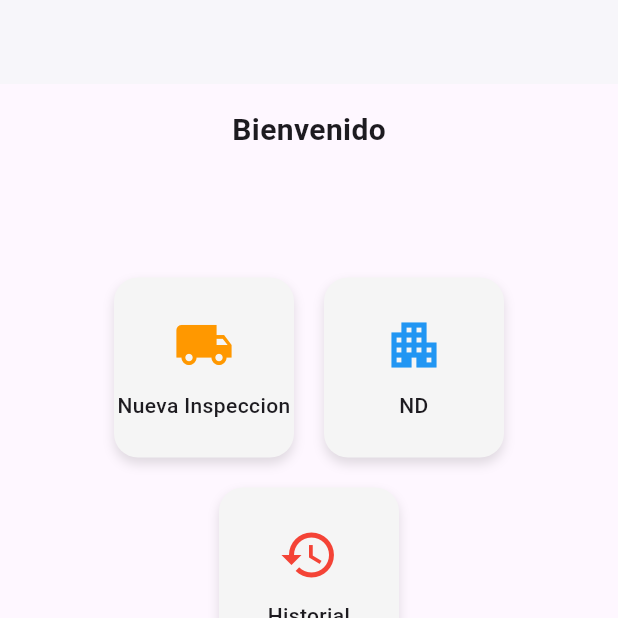
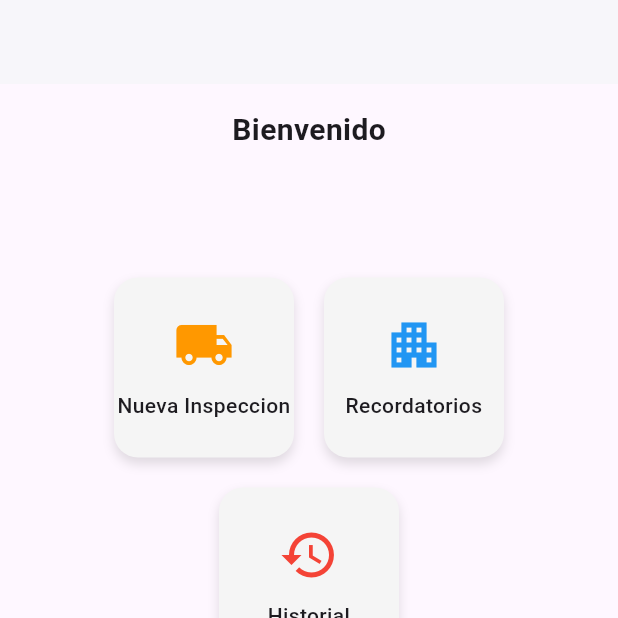
Before and after one commit to Ninjazet/inspect, a Flutter app: the screen it shows after launch, on a phone screen of 412 x 824 dp, the top half of it. Run offline on Flutter 3.47's test engine with Material 3 defaults, Android fonts, the phone set to English and light mode, and no system bars; our stand-ins replace cloud_firestore, firebase_core, firebase_storage, printing, top_snackbar_flutter; missing offline and left inert: pdfx, syncfusion_flutter_pdfviewer; accounts and stored records are empty.

Commit message:
Ajustes
Ajustando espacios

```diff
--- a/lib/Home/home.dart
+++ b/lib/Home/home.dart
@@ -31,11 +31,12 @@ class HomePage extends StatelessWidget {
           mainAxisAlignment: MainAxisAlignment.center,
           children: [
             Icon(icon, size: 40, color: color),
-            const SizedBox(height: 10),
+
+            SizedBox(height: 10),
             Text(
               text,
               textAlign: TextAlign.center,
-              style: const TextStyle(fontWeight: FontWeight.w500),
+              style: TextStyle(fontWeight: FontWeight.w500),
             ),
           ],
         ),
@@ -52,48 +53,20 @@ class HomePage extends StatelessWidget {
   @override
   Widget build(BuildContext context) {
     return Scaffold(
-      appBar: AppBar(
-        backgroundColor: Colors.white,
-        elevation: 1,
-        actions: [
-          Stack(
-            children: [
-              /*IconButton(
-                icon: const Icon(Icons.notifications, color: Colors.blue),
-                onPressed: () {},
-              ),
-              Positioned(
-                right: 10,
-                top: 8,
-                child: Container(
-                  padding: const EdgeInsets.all(4),
-                  decoration: const BoxDecoration(
-                    color: Colors.red,
-                    shape: BoxShape.circle,
-                  ),
-                  child: const Text(
-                    '3',
-                    style: TextStyle(color: Colors.white, fontSize: 10),
-                  ),
-                ),
-              ),*/
-            ],
-          ),
-        ],
-      ),
+      appBar: AppBar(backgroundColor: Colors.white, elevation: 1),
       body: Padding(
-        padding: const EdgeInsets.symmetric(horizontal: 24, vertical: 16),
+        padding: EdgeInsets.symmetric(horizontal: 24, vertical: 16),
         child: Column(
           crossAxisAlignment: CrossAxisAlignment.start,
           children: [
-            const Center(
+            Center(
               child: Text(
                 "Bienvenido",
                 style: TextStyle(fontSize: 20, fontWeight: FontWeight.bold),
               ),
             ),
 
-            const SizedBox(height: 84),
+            SizedBox(height: 84),
 
             Center(
               child: Wrap(
@@ -114,15 +87,16 @@ class HomePage extends StatelessWidget {
                   ),
                   buildCard(
                     Icons.apartment,
-                    "ND",
+                    "Recordatorios",
                     Colors.blue,
-                    () => showPressed(context, "ND"),
+                    () => showPressed(context, "Recordatorio"),
                   ),
+
                   buildCard(Icons.history, "Historial", Colors.red, () {
                     Navigator.push(
                       context,
                       MaterialPageRoute(
-                        builder: (context) => HistorialInspeccionesScreen(),
+                        builder: (context) => HistorialInspecciones(),
                       ),
                     );
                   }),
--- a/lib/Home/main_navigation.dart
+++ b/lib/Home/main_navigation.dart
@@ -1,46 +1,48 @@
 import 'package:flutter/material.dart';
 import 'package:inspect/Home/home.dart';
 import 'package:inspect/Home/nav_controller.dart';
+import 'package:inspect/views/Ayuda_page.dart';
+import 'package:inspect/views/CerrarSesion_page.dart';
+import 'package:inspect/views/perfil_page.dart';
 import 'package:provider/provider.dart';
-
-
-import '../views/profile_page.dart';
-import '../views/help_page.dart';
-import '../views/logout_page.dart';
 
 class MainNavigation extends StatelessWidget {
   const MainNavigation({super.key});
 
   static final List<Widget> _pages = [
-    const HomePage(),
-    const ProfilePage(),
-    const HelpPage(),
-    const LogoutPage(),
+    HomePage(),
+    PerfilPage(),
+    AyudaPage(),
+    CerrarSesion(),
   ];
 
   @override
   Widget build(BuildContext context) {
     return ChangeNotifierProvider(
-      create: (_) => NavController(),
+      create: (_
+      ) => NavController(),
       child: Consumer<NavController>(
         builder: (context, controller, _) => Scaffold(
           body: _pages[controller.selectedIndex],
+
           bottomNavigationBar: BottomNavigationBar(
             currentIndex: controller.selectedIndex,
             onTap: controller.changePage,
             selectedItemColor: Colors.blue,
             unselectedItemColor: Colors.black54,
             type: BottomNavigationBarType.fixed,
-            items: const [
+            items: [
               BottomNavigationBarItem(icon: Icon(Icons.home), label: 'Inicio'),
               BottomNavigationBarItem(
                 icon: Icon(Icons.person),
                 label: 'Perfil',
               ),
+
               BottomNavigationBarItem(
                 icon: Icon(Icons.help_outline),
                 label: 'Ayuda',
               ),
+
               BottomNavigationBarItem(
                 icon: Icon(Icons.logout),
                 label: 'Cerrar sesión',
--- a/lib/main.dart
+++ b/lib/main.dart
@@ -1,10 +1,8 @@
+
+import 'package:firebase_core/firebase_core.dart';
 import 'package:flutter/material.dart';
-import 'package:firebase_core/firebase_core.dart';
 import 'package:inspect/Home/main_navigation.dart';
-
-
-import 'firebase/firebase_options.dart';
-
+import 'package:inspect/firebase/firebase_options.dart';
 
 void main() async {
   WidgetsFlutterBinding.ensureInitialized();
@@ -12,22 +10,22 @@ void main() async {
     options: DefaultFirebaseOptions.currentPlatform,
   );
 
-  runApp(const MyApp());
+  runApp(const Inspect ());
 }
 
-class MyApp extends StatelessWidget {
-  const MyApp({super.key});
+class Inspect extends StatelessWidget {
+  const Inspect({super.key});
 
   @override
   Widget build(BuildContext context) {
     return MaterialApp(
-      title: 'Inspección Flota',
+      title: 'Inspeccion Flota',
       debugShowCheckedModeBanner: false,
       theme: ThemeData(
         primarySwatch: Colors.red,
         useMaterial3: true,
       ),
-      home: const MainNavigation(),
+      home:  MainNavigation(),
     );
   }
 }
--- a/lib/preguntas.dart
+++ b/lib/preguntas.dart
@@ -1,4 +1,4 @@
-// preguntas.dart
+// preguntas
 final List<String> sistemaElectricoKeys = [
   'Luces principales funcionando.',
   'Luces de freno funcionando.',
--- a/lib/service/pdfService.dart
+++ b/lib/service/pdfService.dart
@@ -1,8 +1,8 @@
 import 'dart:io';
+import 'package:inspect/preguntas.dart';
 import 'package:pdf/widgets.dart' as pw;
+import 'package:path_provider/path_provider.dart';
 
-import 'package:path_provider/path_provider.dart';
-import '../preguntas.dart';
 
 class PdfService {
   Future<File?> exportarChecklist(
@@ -45,7 +45,7 @@ class PdfService {
           ),
           pw.SizedBox(height: 30),
           pw.Text(
-            'SISTEMA ELÉCTRICO',
+            'SISTEMA ELECTRICO',
             style: pw.TextStyle(fontSize: 18, fontWeight: pw.FontWeight.bold),
           ),
           pw.SizedBox(height: 10),
--- a/lib/service/pdf_preview.dart
+++ b/lib/service/pdf_preview.dart
@@ -28,7 +28,7 @@ class _PdfViewerPageState extends State<PdfViewerPage> {
   @override
   Widget build(BuildContext context) {
     return Scaffold(
-      appBar: AppBar(title: const Text('Vista previa PDF')),
+      appBar: AppBar(title: Text('Vista previa PDF')),
       body: PdfViewPinch(controller: _pdfController),
     );
   }
```
Also changed, not shown: lib/checklist.dart (+16 -19 lines), lib/checklistForm.dart (+18 -18 lines), lib/views/Ayuda_page.dart (added, +13 -0 lines), lib/views/CerrarSesion_page.dart (added, +13 -0 lines), lib/views/help_page.dart (deleted, +0 -13 lines), lib/views/historial.dart (+34 -20 lines), lib/views/logout_page.dart (deleted, +0 -13 lines), lib/views/pdfViewer.dart (renamed from lib/views/pdfViewerScreen.dart, +16 -19 lines), lib/views/perfil_page.dart (added, +13 -0 lines), lib/views/profile_page.dart (deleted, +0 -13 lines).
